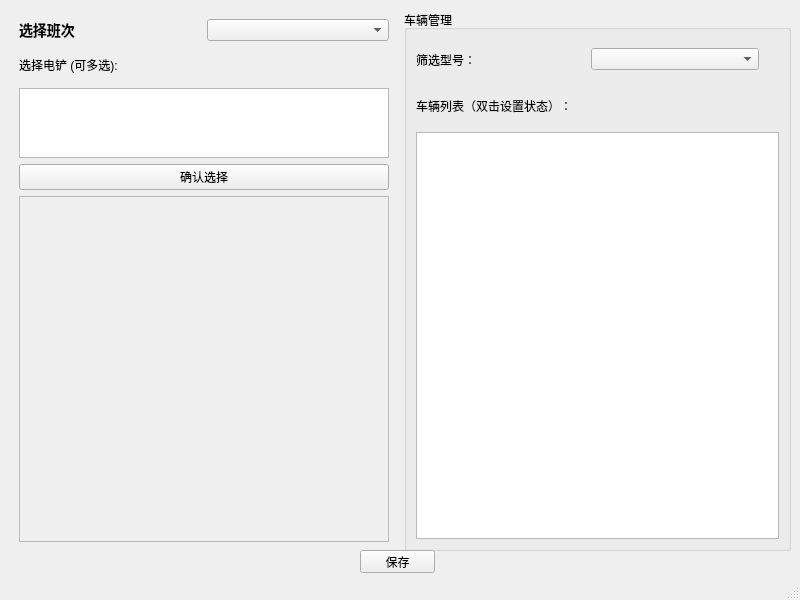
This is 报表生成/ui/vehicle_distribution.ui in enjoylearning96/QT as Qt 5 draws it before an edit. The edited form follows.
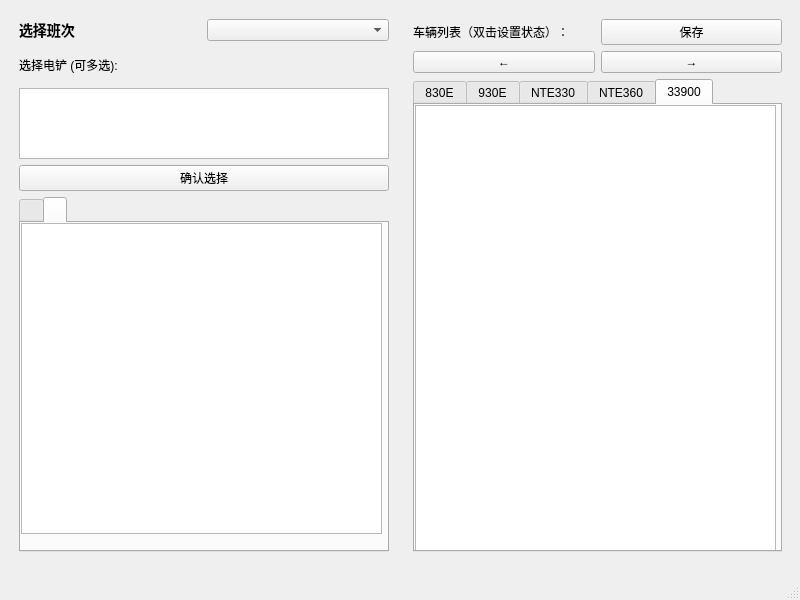
This is the edited form.

Commit message: 实现了车辆分配界面的电铲和车辆自动生成，以及车辆分配

```diff
--- a/报表生成/ui/vehicle_distribution.ui
+++ b/报表生成/ui/vehicle_distribution.ui
@@ -38,7 +38,7 @@
       <x>10</x>
       <y>10</y>
       <width>781</width>
-      <height>541</height>
+      <height>551</height>
      </rect>
     </property>
     <layout class="QHBoxLayout" name="horizontalLayout_2">
@@ -101,35 +101,44 @@
          </widget>
         </item>
         <item>
-         <widget class="QScrollArea" name="shovelScrollArea">
-          <property name="widgetResizable">
-           <bool>true</bool>
+         <widget class="QTabWidget" name="tabWidget_shovelSelect">
+          <property name="currentIndex">
+           <number>1</number>
           </property>
-          <widget class="QWidget" name="scrollAreaWidgetContents">
-           <property name="geometry">
-            <rect>
-             <x>0</x>
-             <y>0</y>
-             <width>367</width>
-             <height>332</height>
-            </rect>
-           </property>
-           <widget class="QWidget" name="shovelContainer" native="true">
+          <widget class="QWidget" name="tabWidgetPage1">
+           <attribute name="title">
+            <string/>
+           </attribute>
+           <widget class="QListWidget" name="listWidget">
             <property name="geometry">
              <rect>
               <x>0</x>
               <y>0</y>
-              <width>381</width>
-              <height>401</height>
+              <width>361</width>
+              <height>311</height>
              </rect>
             </property>
-            <property name="sizePolicy">
-             <sizepolicy hsizetype="Expanding" vsizetype="Expanding">
-              <horstretch>0</horstretch>
-              <verstretch>0</verstretch>
-             </sizepolicy>
+            <property name="selectionMode">
+             <enum>QAbstractItemView::MultiSelection</enum>
             </property>
-            <layout class="QVBoxLayout" name="verticalLayout"/>
+           </widget>
+          </widget>
+          <widget class="QWidget" name="tabWidgetPage2">
+           <attribute name="title">
+            <string/>
+           </attribute>
+           <widget class="QListWidget" name="listWidget_2">
+            <property name="geometry">
+             <rect>
+              <x>0</x>
+              <y>0</y>
+              <width>361</width>
+              <height>311</height>
+             </rect>
+            </property>
+            <property name="selectionMode">
+             <enum>QAbstractItemView::MultiSelection</enum>
+            </property>
            </widget>
           </widget>
          </widget>
@@ -138,66 +147,146 @@
       </widget>
      </item>
      <item>
-      <widget class="QGroupBox" name="groupBox">
-       <property name="title">
-        <string>车辆管理</string>
-       </property>
-       <layout class="QVBoxLayout" name="verticalLayout_3" stretch="1,1,10">
+      <widget class="QWidget" name="right" native="true">
+       <layout class="QVBoxLayout" name="verticalLayout">
+        <item>
+         <layout class="QHBoxLayout" name="horizontalLayout_4">
+          <item>
+           <widget class="QLabel" name="label_2">
+            <property name="text">
+             <string>车辆列表（双击设置状态）：</string>
+            </property>
+           </widget>
+          </item>
+          <item>
+           <widget class="QPushButton" name="pushButton">
+            <property name="text">
+             <string>保存</string>
+            </property>
+           </widget>
+          </item>
+         </layout>
+        </item>
         <item>
          <layout class="QHBoxLayout" name="horizontalLayout">
           <item>
-           <widget class="QLabel" name="label">
+           <widget class="QPushButton" name="pushButton_2">
             <property name="text">
-             <string>筛选型号：</string>
+             <string>←</string>
             </property>
            </widget>
           </item>
           <item>
-           <widget class="QComboBox" name="comboBox_filter"/>
-          </item>
-          <item>
-           <spacer name="verticalSpacer">
-            <property name="orientation">
-             <enum>Qt::Vertical</enum>
+           <widget class="QPushButton" name="pushButton_3">
+            <property name="text">
+             <string>→</string>
             </property>
-            <property name="sizeHint" stdset="0">
-             <size>
-              <width>20</width>
-              <height>40</height>
-             </size>
-            </property>
-           </spacer>
+           </widget>
           </item>
          </layout>
         </item>
         <item>
-         <widget class="QLabel" name="label_2">
-          <property name="text">
-           <string>车辆列表（双击设置状态）：</string>
+         <widget class="QTabWidget" name="tabWidget">
+          <property name="currentIndex">
+           <number>4</number>
           </property>
+          <widget class="QWidget" name="tab_2">
+           <attribute name="title">
+            <string>830E</string>
+           </attribute>
+           <widget class="QListWidget" name="listWidget_830E">
+            <property name="geometry">
+             <rect>
+              <x>0</x>
+              <y>0</y>
+              <width>361</width>
+              <height>451</height>
+             </rect>
+            </property>
+            <property name="selectionMode">
+             <enum>QAbstractItemView::MultiSelection</enum>
+            </property>
+           </widget>
+          </widget>
+          <widget class="QWidget" name="tab">
+           <attribute name="title">
+            <string>930E</string>
+           </attribute>
+           <widget class="QListWidget" name="listWidget_930E">
+            <property name="geometry">
+             <rect>
+              <x>0</x>
+              <y>0</y>
+              <width>361</width>
+              <height>451</height>
+             </rect>
+            </property>
+            <property name="selectionMode">
+             <enum>QAbstractItemView::MultiSelection</enum>
+            </property>
+           </widget>
+          </widget>
+          <widget class="QWidget" name="tab_3">
+           <attribute name="title">
+            <string>NTE330</string>
+           </attribute>
+           <widget class="QListWidget" name="listWidget_NTE330">
+            <property name="geometry">
+             <rect>
+              <x>0</x>
+              <y>0</y>
+              <width>361</width>
+              <height>451</height>
+             </rect>
+            </property>
+            <property name="selectionMode">
+             <enum>QAbstractItemView::MultiSelection</enum>
+            </property>
+           </widget>
+          </widget>
+          <widget class="QWidget" name="tab_4">
+           <attribute name="title">
+            <string>NTE360</string>
+           </attribute>
+           <widget class="QListWidget" name="listWidget_NTE360">
+            <property name="geometry">
+             <rect>
+              <x>0</x>
+              <y>0</y>
+              <width>361</width>
+              <height>451</height>
+             </rect>
+            </property>
+            <property name="selectionMode">
+             <enum>QAbstractItemView::MultiSelection</enum>
+            </property>
+           </widget>
+          </widget>
+          <widget class="QWidget" name="tab_5">
+           <attribute name="title">
+            <string>33900</string>
+           </attribute>
+           <widget class="QListWidget" name="listWidget_33900">
+            <property name="geometry">
+             <rect>
+              <x>0</x>
+              <y>0</y>
+              <width>361</width>
+              <height>451</height>
+             </rect>
+            </property>
+            <property name="selectionMode">
+             <enum>QAbstractItemView::MultiSelection</enum>
+            </property>
+           </widget>
+          </widget>
          </widget>
         </item>
-        <item>
-         <widget class="QListWidget" name="listWidget_vehicles"/>
-        </item>
        </layout>
       </widget>
      </item>
     </layout>
    </widget>
-   <widget class="QPushButton" name="pushButton">
-    <property name="geometry">
-     <rect>
-      <x>360</x>
-      <y>550</y>
-      <width>75</width>
-      <height>23</height>
-     </rect>
-    </property>
-    <property name="text">
-     <string>保存</string>
-    </property>
-   </widget>
   </widget>
   <widget class="QStatusBar" name="statusbar"/>
  </widget>
```
The commit also changes 10 other files.
